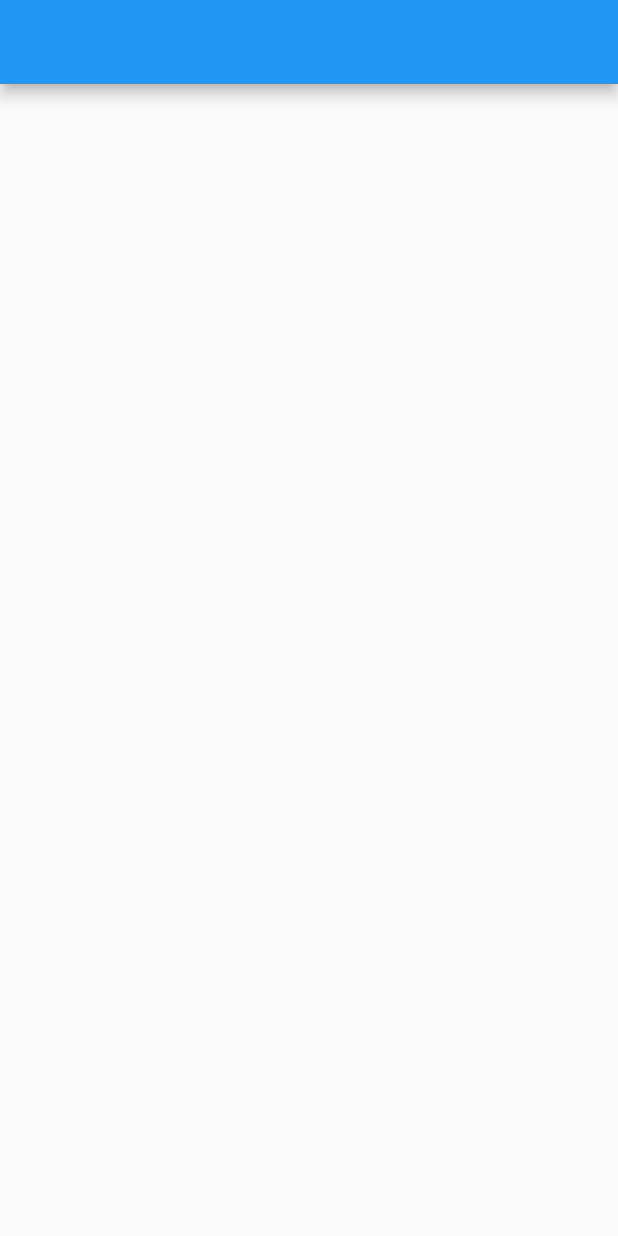
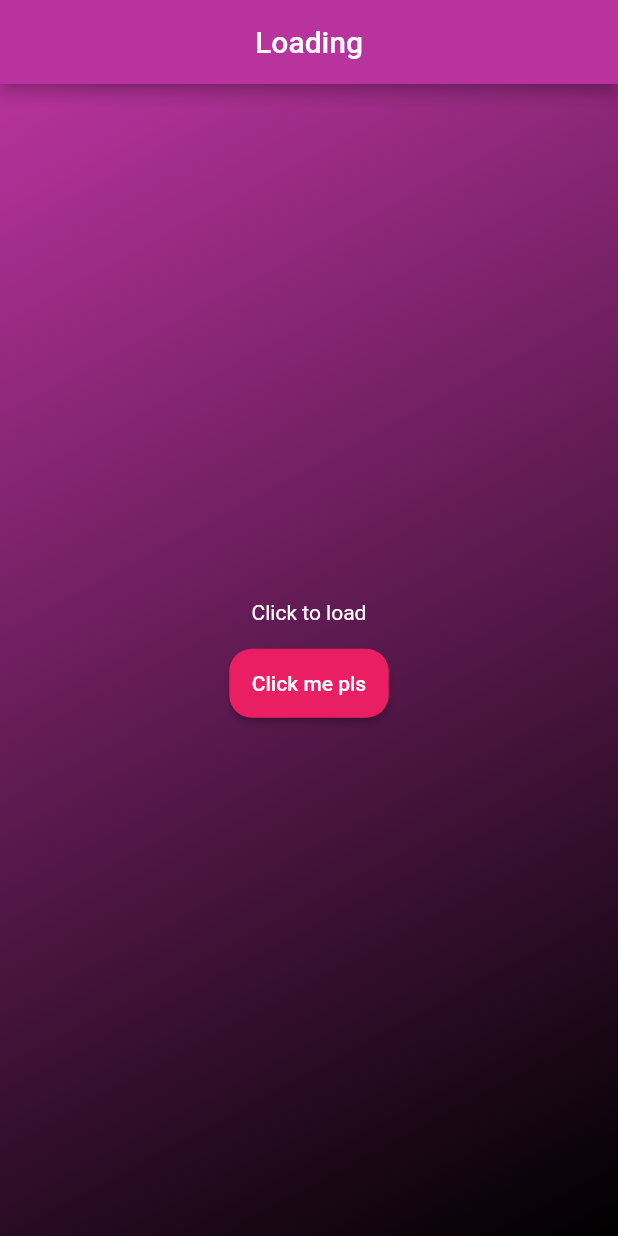
Before and after one commit to arthurccorrea/flutter_playground, a Flutter app: the LoadingPage screen opened directly, on a phone screen of 412 x 824 dp. Run offline on Flutter 3.47's test engine with Material 2 defaults, Android fonts, the phone set to English and light mode, and no system bars.

Commit message:
[Fix] Fixing onTap in LoadingPage [Update] Stylizing LoadingPage

```diff
--- /dev/null
+++ b/lib/core/default_button.dart
@@ -0,0 +1,70 @@
+import 'dart:io';
+
+import 'package:flutter/cupertino.dart';
+import 'package:flutter/material.dart';
+
+class DefaultButton extends StatelessWidget {
+  final String texto;
+  final Color backgroundColor;
+  final Color textColor;
+  final Key? key;
+  final Function()? onPressed;
+  final double? minWidth;
+  final double? fontSize;
+  final bool shadowOff;
+
+  DefaultButton(this.texto, this.backgroundColor, this.textColor,
+      {this.onPressed,
+      this.minWidth,
+      this.fontSize,
+      this.key,
+      this.shadowOff = false});
+
+  @override
+  Widget build(BuildContext context) {
+    return Platform.isIOS
+        ? autoGeralCupertinoButton(texto, backgroundColor, textColor, context,
+            onPressed: onPressed, minWidth: minWidth)
+        : autoGeralButton(texto, backgroundColor, textColor, context,
+            onPressed: onPressed, minWidth: minWidth);
+  }
+
+  ElevatedButton autoGeralButton(String texto, Color backgroundColor,
+      Color textColor, BuildContext context,
+      {Function()? onPressed, double? minWidth}) {
+    return ElevatedButton(
+        key: key,
+        child: Text(
+          texto,
+          style: Theme.of(context)
+              .textTheme
+              .button!
+              .copyWith(color: textColor, fontSize: fontSize),
+        ),
+        style: ButtonStyle(
+          backgroundColor: MaterialStateProperty.all<Color>(backgroundColor),
+          shadowColor: shadowOff
+              ? MaterialStateProperty.all<Color>(Colors.transparent)
+              : MaterialStateProperty.all<Color>(Colors.black),
+          minimumSize: MaterialStateProperty.all<Size>(
+              minWidth != null ? Size(minWidth, 0) : Size.zero),
+          shape: MaterialStateProperty.all<OutlinedBorder>(
+              RoundedRectangleBorder(borderRadius: BorderRadius.circular(15))),
+          padding: MaterialStateProperty.all<EdgeInsets>(EdgeInsets.all(15.0)),
+        ),
+        onPressed: onPressed != null ? onPressed : () {});
+  }
+
+  CupertinoButton autoGeralCupertinoButton(String texto, Color backgroundColor,
+      Color textColor, BuildContext context,
+      {Function()? onPressed, double? minWidth}) {
+    return CupertinoButton(
+        child: Text(texto,
+            style: Theme.of(context)
+                .textTheme
+                .button!
+                .copyWith(color: textColor, fontSize: fontSize)),
+        color: backgroundColor,
+        onPressed: onPressed != null ? onPressed : () {});
+  }
+}
--- /dev/null
+++ b/lib/core/gradient_container_body.dart
@@ -0,0 +1,24 @@
+import 'package:flutter/material.dart';
+
+class GradientContainerBody extends StatelessWidget {
+  final Widget child;
+  final Color startColor;
+  final Color endColor;
+
+  GradientContainerBody(
+      {required this.child,
+      this.startColor = const Color(0xFFb8339d),
+      this.endColor = Colors.black});
+
+  @override
+  Widget build(BuildContext context) {
+    return Container(
+        decoration: BoxDecoration(
+          gradient: LinearGradient(
+              begin: Alignment.topLeft,
+              end: Alignment.bottomRight,
+              colors: [startColor, endColor]),
+        ),
+        child: child);
+  }
+}
--- a/lib/page_builder.dart
+++ b/lib/page_builder.dart
@@ -1,14 +1,14 @@
 import 'package:flutter/material.dart';
 
-class PageBuilder {
+class PageBuilder<T> {
   String title;
   Color color;
   Color titleColor;
-  Widget page;
+  String pageRoute;
 
   PageBuilder(
       {required this.title,
       required this.color,
       required this.titleColor,
-      required this.page});
+      required this.pageRoute});
 }
--- a/lib/pages/home/widgets/home_card.dart
+++ b/lib/pages/home/widgets/home_card.dart
@@ -9,7 +9,7 @@ class HomeCard extends StatelessWidget {
   @override
   Widget build(BuildContext context) {
     return InkWell(
-      onTap: PageUtil.navigate(pageBuilder.page, context),
+      onTap: () => PageUtil.navigateToRoute(pageBuilder.pageRoute, context),
       child: ClipRRect(
           borderRadius: BorderRadius.circular(15),
           child: Container(
--- a/lib/pages/loading/loading.dart
+++ /dev/null
@@ -1,18 +0,0 @@
-import 'package:flutter/material.dart';
-
-class LoadingPage extends StatefulWidget {
-  LoadingPage({Key? key}) : super(key: key);
-
-  @override
-  _LoadingPageState createState() => _LoadingPageState();
-}
-
-class _LoadingPageState extends State<LoadingPage> {
-  @override
-  Widget build(BuildContext context) {
-    return Scaffold(
-      appBar: AppBar(),
-      body: Center(child: Container()),
-    );
-  }
-}
--- /dev/null
+++ b/lib/pages/loading/loading_page.dart
@@ -0,0 +1,68 @@
+import 'package:flutter/material.dart';
+import 'package:flutter_playground/core/default_button.dart';
+import 'package:flutter_playground/core/gradient_container_body.dart';
+import 'package:flutter_playground/pages/loading/widgets/loading_animation.dart';
+import 'package:flutter_playground/util/constantes.dart';
+
+class LoadingPage extends StatefulWidget {
+  LoadingPage({Key? key}) : super(key: key);
+
+  @override
+  _LoadingPageState createState() => _LoadingPageState();
+}
+
+class _LoadingPageState extends State<LoadingPage> {
+  bool loading = false;
+
+  Future<void> fakeLoading() {
+    return Future.delayed(Duration(seconds: 3), () {
+      if (mounted) {
+        setState(() {
+          loading = false;
+        });
+      }
+    });
+  }
+
+  @override
+  Widget build(BuildContext context) {
+    return Scaffold(
+      appBar: AppBar(
+        title: Text("Loading"),
+      ),
+      body: GradientContainerBody(
+          child: Center(
+        child: Column(
+          crossAxisAlignment: CrossAxisAlignment.center,
+          mainAxisAlignment: MainAxisAlignment.center,
+          children: [
+            Padding(
+              padding: const EdgeInsets.only(bottom: defaultSpacePadding),
+              child: Text(
+                "Click to load",
+                style: TextStyle(color: Colors.white),
+              ),
+            ),
+            if (!loading)
+              DefaultButton(
+                "Click me pls",
+                Colors.pink,
+                Colors.white,
+                onPressed: () {
+                  setState(() {
+                    loading = true;
+                  });
+                  fakeLoading();
+                },
+              )
+            else
+              LoadingAnimation(
+                500,
+                label: "Hey, it's loading something",
+              )
+          ],
+        ),
+      )),
+    );
+  }
+}
--- /dev/null
+++ b/lib/util/constantes.dart
@@ -0,0 +1,2 @@
+const double defaultPadding = 5;
+const double defaultSpacePadding = 15;
```
Also changed, not shown: lib/main.dart (+8 -6 lines), lib/pages/home/home.dart (+12 -5 lines), lib/pages/loading/widgets/loading_animation.dart (added, +141 -0 lines), 1 other file.
